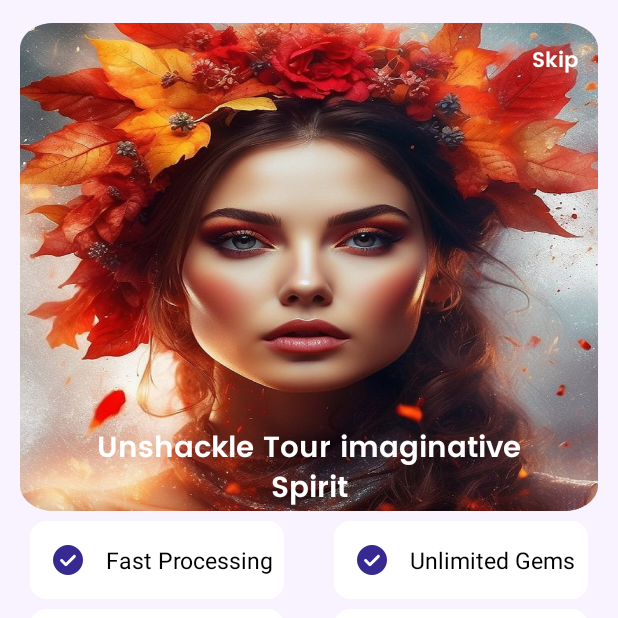
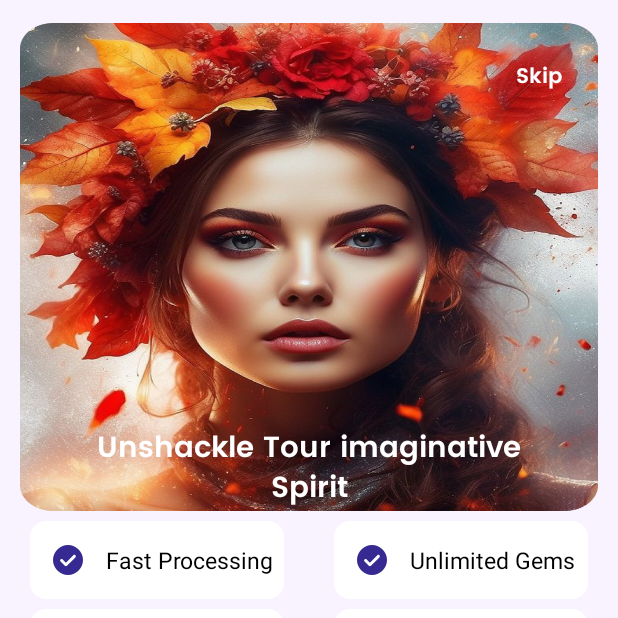
Before and after one commit to zafarsaeed12/textToImagee, an Android app: the PremiumScreen screen opened through its navigation route, on a phone screen of 412 x 824 dp, the top half of it. Run offline under Robolectric (Android 15) with nearby library versions, the phone set to English and light mode, and no system bars; our stand-ins replace Dagger/Hilt's generated code, sdp/ssp sizes.

Commit message:
- download image feature added. - navigation setup.

```diff
--- /dev/null
+++ b/app/src/main/java/com/shabban/texttoimage/Common/Deeplinks.kt
@@ -0,0 +1,5 @@
+package com.shabban.texttoimage.Common
+
+object Deeplinks {
+    const val PREMIUM_SCREEN_DEEPLINK = "https://premiumScreen"
+}
--- a/app/src/main/java/com/shabban/texttoimage/presentation/UI/activities/MainActivity.kt
+++ b/app/src/main/java/com/shabban/texttoimage/presentation/UI/activities/MainActivity.kt
@@ -16,6 +16,9 @@ class MainActivity : AppCompatActivity() {
 	var binding : ActivityMainBinding? = null
 
 
+	companion object{
+		var firstTime = true
+	}
 	override fun onCreate(savedInstanceState : Bundle?) {
 		super.onCreate(savedInstanceState)
 		binding = ActivityMainBinding.inflate(layoutInflater)
--- a/app/src/main/java/com/shabban/texttoimage/presentation/UI/fragments/HomeFragment.kt
+++ b/app/src/main/java/com/shabban/texttoimage/presentation/UI/fragments/HomeFragment.kt
@@ -14,6 +14,7 @@ import android.view.ViewGroup
 import android.view.WindowManager
 import android.widget.TextView
 import androidx.core.content.ContextCompat
+import androidx.core.net.toUri
 import androidx.fragment.app.Fragment
 import androidx.fragment.app.activityViewModels
 import androidx.fragment.app.viewModels
@@ -24,6 +25,7 @@ import androidx.navigation.fragment.findNavController
 import androidx.recyclerview.widget.LinearLayoutManager
 import com.mikhaellopez.circularprogressbar.CircularProgressBar
 import com.shabban.texttoimage.Common.Constant
+import com.shabban.texttoimage.Common.Deeplinks
 import com.shabban.texttoimage.Common.UiState
 import com.shabban.texttoimage.Common.showShortToast
 import com.shabban.texttoimage.Common.showSnackBar
@@ -79,7 +81,7 @@ class HomeFragment : Fragment(), OnItemClick {
         super.onViewCreated(view, savedInstanceState)
         codeDialog = Dialog(requireContext())
         val bottomSheetFragment = ItemListDialogFragment()
-        bottomSheetFragment.show(childFragmentManager, bottomSheetFragment.tag)
+        //  bottomSheetFragment.show(childFragmentManager, bottomSheetFragment.tag)
         recyclerviewAdapter = RecyclerviewAdapter(requireContext(), this)
         getitemlist()
         binding.rvHome.layoutManager =
--- a/app/src/main/res/layout/fragment_account.xml
+++ b/app/src/main/res/layout/fragment_account.xml
@@ -35,6 +35,7 @@
         android:layout_width="match_parent"
         android:layout_height="@dimen/_120sdp"
         android:layout_marginStart="@dimen/_12sdp"
+        android:visibility="gone"
         android:layout_marginTop="20dp"
         android:layout_marginEnd="@dimen/_12sdp"
         android:background="@drawable/bg_home2"
--- a/app/src/main/res/layout/fragment_premium_screen.xml
+++ b/app/src/main/res/layout/fragment_premium_screen.xml
@@ -24,6 +24,7 @@
             android:id="@+id/skip"
             android:layout_width="wrap_content"
             android:layout_height="wrap_content"
+            android:padding="@dimen/_8sdp"
             android:text="@string/skip"
             android:textColor="@color/white"
             android:layout_marginTop="@dimen/_10sdp"
--- a/app/src/main/res/navigation/splash_nav.xml
+++ b/app/src/main/res/navigation/splash_nav.xml
@@ -14,17 +14,23 @@
         android:label="fragment_splash_screen"
         tools:layout="@layout/fragment_splash_screen" >
         <action
-            android:id="@+id/action_splashScreen_to_premiumScreen"
-            app:destination="@id/premiumScreen" />
+            android:id="@+id/toParentFragment"
+            app:destination="@id/parentFragment" />
     </fragment>
     <fragment
         android:id="@+id/premiumScreen"
         android:name="com.shabban.texttoimage.presentation.UI.fragments.PremiumScreen"
         android:label="fragment_premium_screen"
         tools:layout="@layout/fragment_premium_screen" >
-        <action
-            android:id="@+id/action_premiumScreen_to_homeFragment"
-            app:destination="@id/parentFragment" />
+
+<!--        <argument
+            android:name="fromHome"
+            android:defaultValue="" />-->
+
+        <deepLink
+            android:id="@+id/deepLink"
+            app:uri="https://premiumScreen" />
+
     </fragment>
 
 
@@ -37,8 +43,9 @@
             android:id="@+id/toResultFragment"
             app:destination="@id/resultFragment" />
         <action
-            android:id="@+id/action_parentFragment_to_profileViewFragment2"
-            app:destination="@id/profileViewFragment2" />
+            android:id="@+id/toProfileFragment"
+            app:destination="@id/profileViewFragment" />
+
     </fragment>
     <fragment
         android:id="@+id/resultFragment"
@@ -46,7 +53,7 @@
         android:label="fragment_result"
         tools:layout="@layout/fragment_result" />
     <fragment
-        android:id="@+id/profileViewFragment2"
+        android:id="@+id/profileViewFragment"
         android:name="com.shabban.texttoimage.presentation.UI.fragments.ProfileViewFragment"
         android:label="fragment_profile_view"
         tools:layout="@layout/fragment_profile_view" />
```
Also changed, not shown: app/src/main/java/com/shabban/texttoimage/Common/ContextExtension.kt (+9 -0 lines), app/src/main/java/com/shabban/texttoimage/presentation/UI/fragments/AccountFragment.kt (+14 -7 lines), app/src/main/java/com/shabban/texttoimage/presentation/UI/fragments/ParentFragment.kt (+8 -0 lines), app/src/main/java/com/shabban/texttoimage/presentation/UI/fragments/PremiumScreen.kt (+11 -11 lines), app/src/main/java/com/shabban/texttoimage/presentation/UI/fragments/ResultFragment.kt (+26 -3 lines), app/src/main/java/com/shabban/texttoimage/presentation/UI/fragments/SplashScreen.kt (+11 -12 lines), app/src/main/res/navigation/main_nav.xml (+4 -6 lines).
